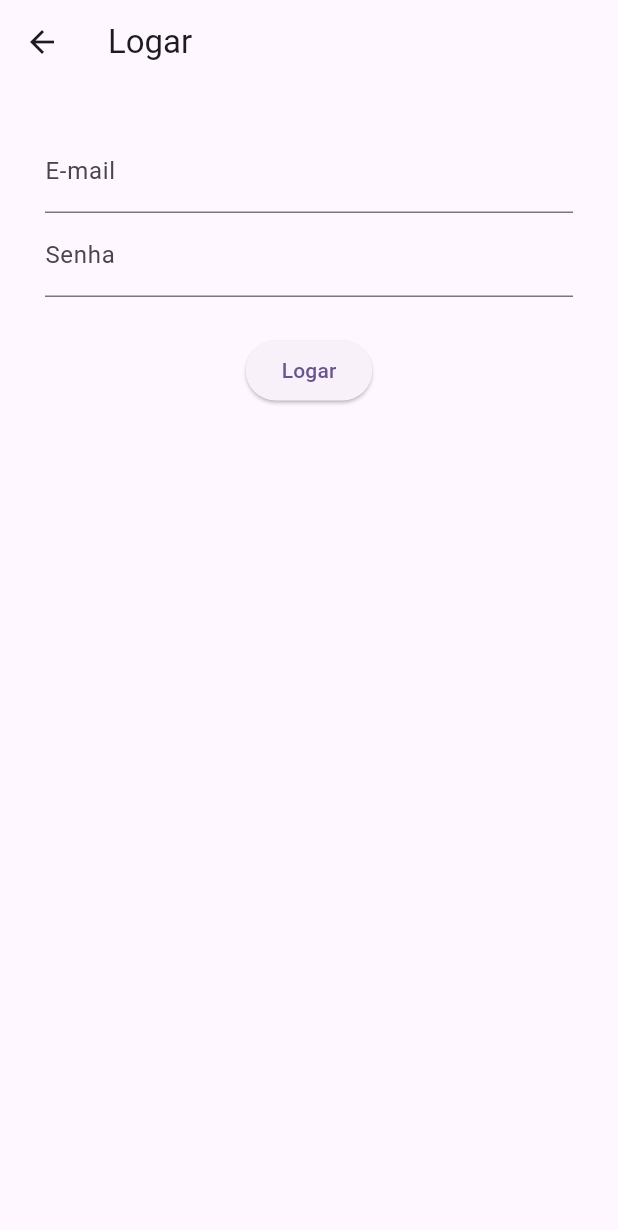
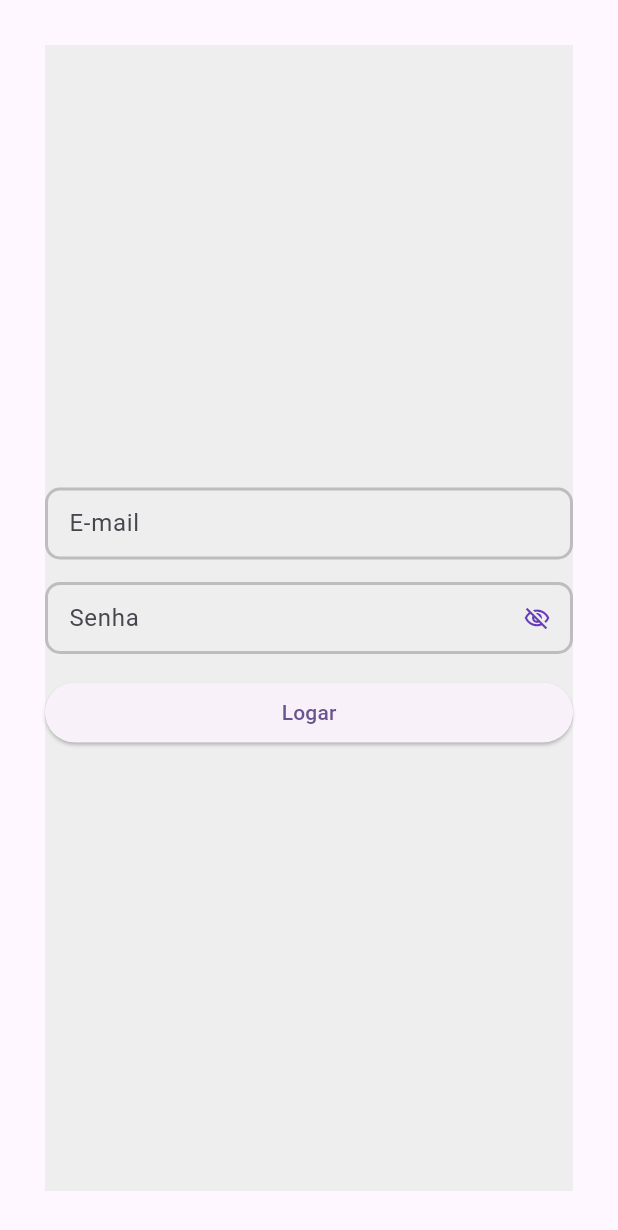
Before and after one commit to jmalvino/AppTudoList, a Flutter app: the screen it shows after launch, after a tap on "Logar", on a phone screen of 412 x 824 dp. Shown: the top 1230 px of the screen. Run offline on Flutter 3.47's test engine with Material 3 defaults, Android fonts, the light colour scheme and no system bars; our stand-ins replace firebase_auth, firebase_core; accounts and stored records are empty.

Commit message:
tela de login

```diff
--- a/lib/auth/email_password/login_page.dart
+++ b/lib/auth/email_password/login_page.dart
@@ -1,3 +1,4 @@
+import 'package:app_tudo_list/widgets/customTextField.dart';
 import 'package:firebase_auth/firebase_auth.dart';
 import 'package:firebase_core/firebase_core.dart';
 import 'package:flutter/material.dart';
@@ -24,29 +25,39 @@ class _LoginPageState extends State<LoginPage> {
   @override
   Widget build(BuildContext context) {
     return Scaffold(
-      appBar: AppBar(
-        title: const Text(
-          'Logar',
-        ),
-      ),
+      // appBar: AppBar(
+      //   title: const Text(
+      //     'Logar',
+      //   ),
+      // ),
       body: Padding(
         padding: const EdgeInsets.all(30),
+        child: Container(
+          color: Colors.grey[200],
           child: Column(
+            crossAxisAlignment: CrossAxisAlignment.center,
+            mainAxisAlignment: MainAxisAlignment.center,
             children: [
-            TextField(
-              controller: emailController,
-              decoration: const InputDecoration(
-                label: Text('E-mail'),
-              ),
-            ),
-            TextField(
-              controller: passwordController,
-              decoration: const InputDecoration(
-                label: Text('Senha'),
-              ),
-            ),
-            const SizedBox(height: 25),
-            ElevatedButton(
+              CustomTextField(label: 'E-mail', controller: emailController, obscureText: false, isObscureText: false),
+              const SizedBox(height: 15),
+              CustomTextField(label: 'Senha', controller: passwordController, obscureText: true, isObscureText: true),
+              // TextField(
+              //   controller: emailController,
+              //   decoration: const InputDecoration(
+              //     label: Text('E-mail'),
+              //   ),
+              // ),
+              // TextField(
+              //   controller: passwordController,
+              //   decoration: const InputDecoration(
+              //     label: Text('Senha'),
+              //   ),
+              // ),
+              const SizedBox(height: 15),
+              Row(
+                children: [
+                  Expanded(
+                    child: ElevatedButton(
                       onPressed: () {
                         if(emailController.text != '' && passwordController.text != '' && passwordController.text.length > 5){
                           loginUser();
@@ -59,7 +70,11 @@ class _LoginPageState extends State<LoginPage> {
                       },
                       child: Text('Logar'),
                     ),
+                  ),
                 ],
+              ),
+            ],
+          ),
         ),
       ),
     );
@@ -79,7 +94,6 @@ class _LoginPageState extends State<LoginPage> {
 
       messageError(Colors.green, 'Login realizado com sucesso!', context);
     } on FirebaseAuthException catch (e) {
-
       String errorMessage;
       if (e.code == 'user-not-found') {
         errorMessage = 'Nenhum usuário encontrado com este email.';
--- a/lib/auth/email_password/register_page.dart
+++ b/lib/auth/email_password/register_page.dart
@@ -1,3 +1,4 @@
+import 'package:app_tudo_list/widgets/customTextField.dart';
 import 'package:firebase_auth/firebase_auth.dart';
 import 'package:firebase_core/firebase_core.dart';
 import 'package:flutter/material.dart';
@@ -33,18 +34,21 @@ class _RegisterPageState extends State<RegisterPage> {
         padding: const EdgeInsets.all(30),
         child: Column(
           children: [
-            TextField(
-              controller: emailController,
-              decoration: const InputDecoration(
-                label: Text('E-mail'),
-              ),
-            ),
-            TextField(
-              controller: passwordController,
-              decoration: const InputDecoration(
-                label: Text('Senha'),
-              ),
-            ),
+            CustomTextField(label: 'E-mail', controller: emailController, obscureText: false, isObscureText: false),
+            const SizedBox(height: 15),
+            CustomTextField(label: 'Senha', controller: passwordController, obscureText: true, isObscureText: true),
+            // TextField(
+            //   controller: emailController,
+            //   decoration: const InputDecoration(
+            //     label: Text('E-mail'),
+            //   ),
+            // ),
+            // TextField(
+            //   controller: passwordController,
+            //   decoration: const InputDecoration(
+            //     label: Text('Senha'),
+            //   ),
+            // ),
             const SizedBox(height: 25),
             ElevatedButton(
               onPressed: () {
--- /dev/null
+++ b/lib/widgets/customTextField.dart
@@ -0,0 +1,75 @@
+import 'package:flutter/material.dart';
+
+class CustomTextField extends StatefulWidget {
+  final String? label;
+  final TextEditingController controller;
+  final bool obscureText;
+  final bool isObscureText;
+
+  const CustomTextField({
+    this.label,
+    required this.controller,
+    required this.obscureText,
+    required this.isObscureText,
+  });
+
+  @override
+  State<CustomTextField> createState() => _CustomTextFieldState();
+}
+
+class _CustomTextFieldState extends State<CustomTextField> {
+  late bool _obscureText;
+  late bool _isObscureText;
+  final Color colorPrincipal = Colors.deepPurple;
+
+  @override
+  void initState() {
+    // TODO: implement initState
+    _obscureText = widget.obscureText;
+    _isObscureText = widget.isObscureText;
+    super.initState();
+  }
+
+  @override
+  Widget build(BuildContext context) {
+    return Row(
+      children: [
+        Expanded(
+          child: TextField(
+            obscureText: _obscureText,
+            controller: widget.controller,
+            decoration: InputDecoration(
+              labelText: widget.label!,
+              isDense: true,
+              suffixIcon: Visibility(
+                visible: _isObscureText,
+                child: GestureDetector(
+                  onTap: () {
+                    setState(() {
+                      _obscureText = !_obscureText;
+                    });
+                  },
+                  child: Icon(_obscureText ? Icons.visibility_off_outlined : Icons.visibility_outlined, color: colorPrincipal),
+                ),
+              ),
+              enabledBorder: OutlineInputBorder(
+                borderSide: BorderSide(
+                  color: Colors.grey[400]!,
+                  width: 2,
+                ),
+                borderRadius: BorderRadius.circular(10),
+              ),
+              focusedBorder: OutlineInputBorder(
+                borderRadius: BorderRadius.circular(10),
+                borderSide: BorderSide(
+                  color: colorPrincipal,
+                  width: 2,
+                ),
+              ),
+            ),
+          ),
+        ),
+      ],
+    );
+  }
+}
```
Lines whose indentation alone changed are shown as unchanged.
